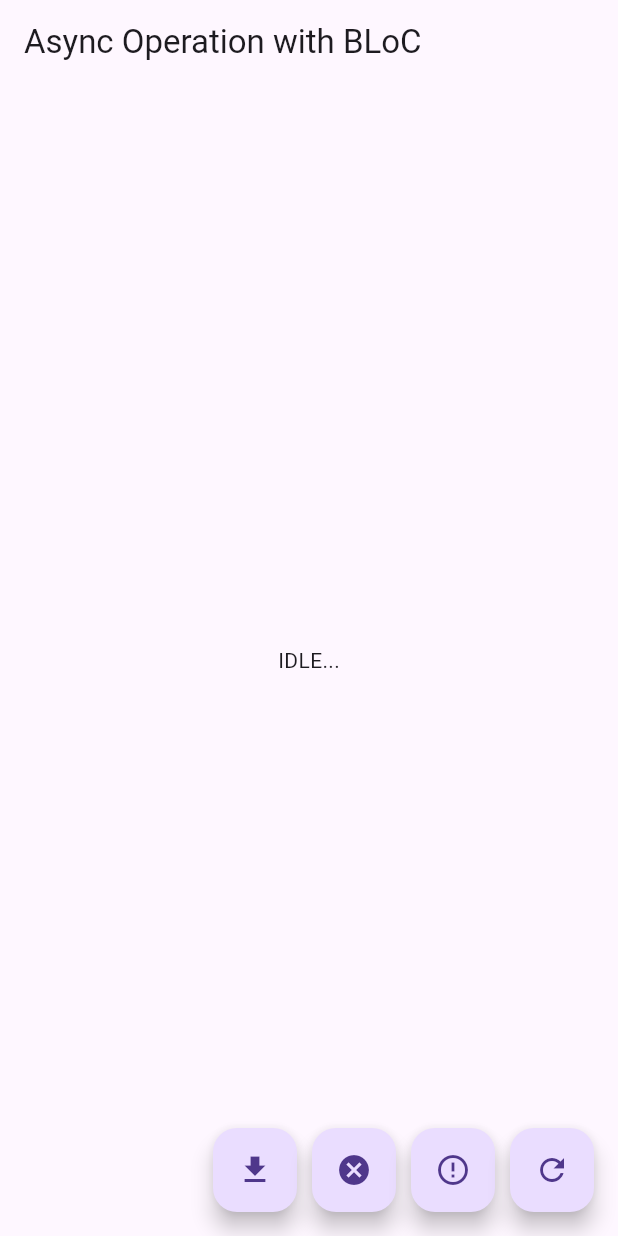
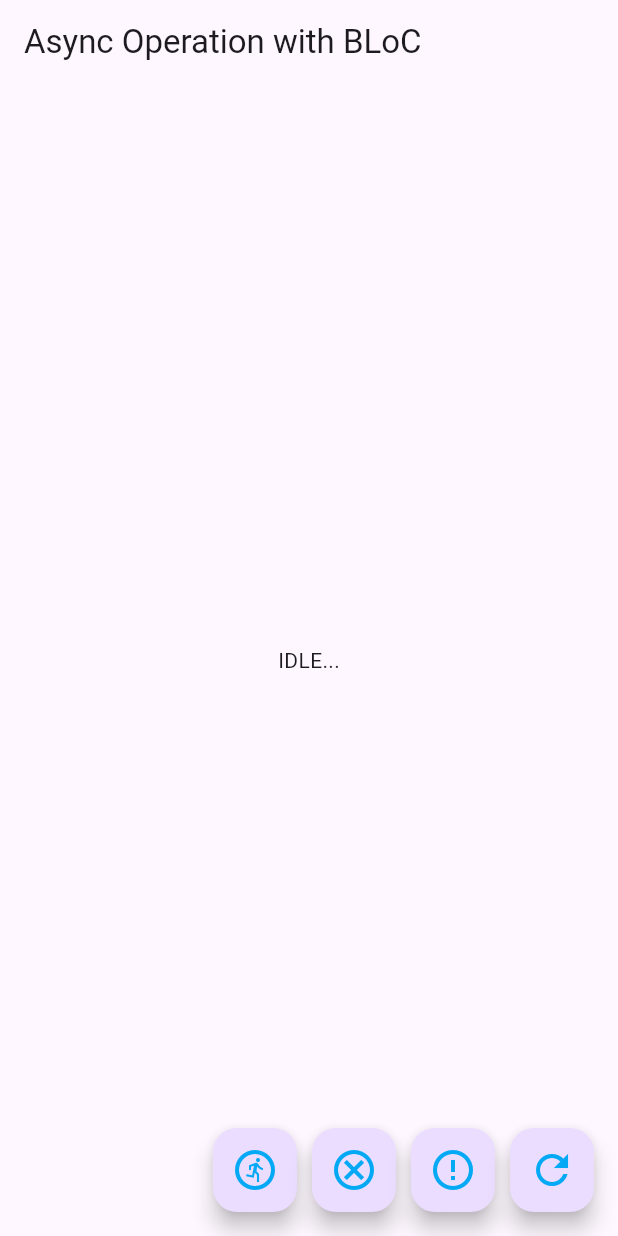
Before and after one commit to mk590901/task_management_bloc, a Flutter app: the screen it shows after launch, on a phone screen of 412 x 824 dp. Run offline on Flutter 3.47's test engine with Material 3 defaults, Android fonts, the phone set to English and light mode, and no system bars; our stand-ins replace flutter_bloc.

Commit message:
Refactoring GUI

```diff
--- a/lib/blocks/task_bloc.dart
+++ b/lib/blocs/task_bloc.dart
@@ -1,10 +1,11 @@
 import 'package:flutter_bloc/flutter_bloc.dart';
 
 import '../core/event.dart';
-import 'task_events.dart';
+
 import '../core/basic_state_machine.dart';
 import '../state_machines/task_state_machine.dart';
-import '../blocks/task_state.dart';
+import '../blocs/task_state.dart';
+import 'task_events.dart';
 
 class TaskBloc extends Bloc<Event, TaskState> {
   BasicStateMachine? _stateMachine;
--- a/lib/main.dart
+++ b/lib/main.dart
@@ -2,9 +2,9 @@ import 'package:flutter/material.dart';
 import 'package:flutter_bloc/flutter_bloc.dart';
 
 import 'async_process_simulator.dart';
-import 'blocks/task_bloc.dart';
-import 'blocks/task_state.dart';
-import 'blocks/task_events.dart';
+import 'blocs/task_bloc.dart';
+import 'blocs/task_state.dart';
+import 'blocs/task_events.dart';
 
 void main() {
   runApp(const MyApp());
@@ -64,8 +64,8 @@ class MyHomePage extends StatelessWidget {
                 });
               }));
             },
-            tooltip: 'Fetch Data',
-            child: const Icon(Icons.download),
+            tooltip: 'Start process',
+            child: const Icon(Icons.run_circle_outlined, size: 32, color: Colors.lightBlue),
           ),
           const SizedBox(width: 10),
           FloatingActionButton(
@@ -75,7 +75,7 @@ class MyHomePage extends StatelessWidget {
               });
             },
             tooltip: 'Cancel',
-            child: const Icon(Icons.cancel),
+            child: const Icon(Icons.cancel_outlined, size: 32, color: Colors.lightBlue),
           ),
 
           const SizedBox(width: 10),
@@ -86,7 +86,7 @@ class MyHomePage extends StatelessWidget {
               });
             },
             tooltip: 'Failed',
-            child: const Icon(Icons.error_outline_sharp),
+            child: const Icon(Icons.error_outline_sharp, size: 32, color: Colors.lightBlue),
           ),
           const SizedBox(width: 10),
           FloatingActionButton(
@@ -94,7 +94,7 @@ class MyHomePage extends StatelessWidget {
               taskBloc.add(Reset());
             },
             tooltip: 'Reset',
-            child: const Icon(Icons.refresh_sharp),
+            child: const Icon(Icons.refresh_sharp, size: 32, color: Colors.lightBlue),
           ),
         ],
       ),
--- a/lib/state_machines/task_state_machine.dart
+++ b/lib/state_machines/task_state_machine.dart
@@ -2,8 +2,8 @@ import '../core/basic_state_machine.dart';
 import '../core/state.dart';
 import '../core/trans.dart';
 import '../core/event.dart';
-import '../blocks/task_state.dart';
-import '../blocks/task_events.dart';
+import '../blocs/task_state.dart';
+import '../blocs/task_events.dart';
 import 'trans_methods.dart';
 
 class TaskStateMachine extends BasicStateMachine {
--- a/lib/state_machines/trans_methods.dart
+++ b/lib/state_machines/trans_methods.dart
@@ -1,5 +1,5 @@
 import 'dart:ui';
-import '../blocks/task_bloc.dart';
+import '../blocs/task_bloc.dart';
 import '../core/interfaces/i_transition_method.dart';
 
 class OnRun implements ITransitionMethod {
```
Also changed, not shown: lib/blocs/task_events.dart (renamed from lib/blocks/task_events.dart), lib/blocs/task_state.dart (renamed from lib/blocks/task_state.dart), 1 other file.
